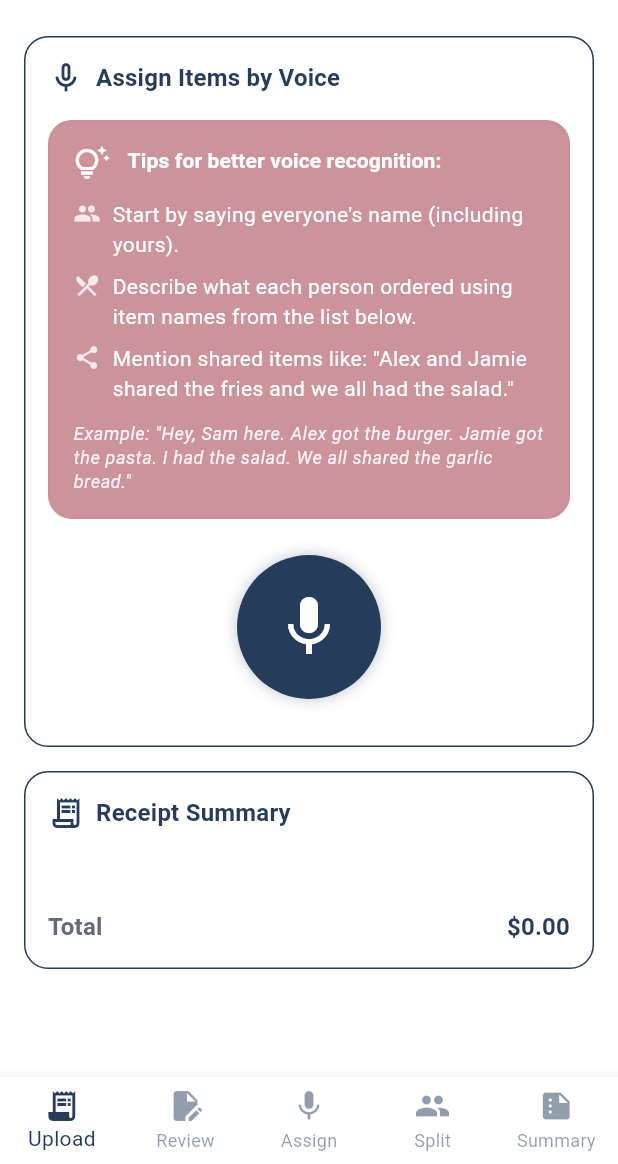
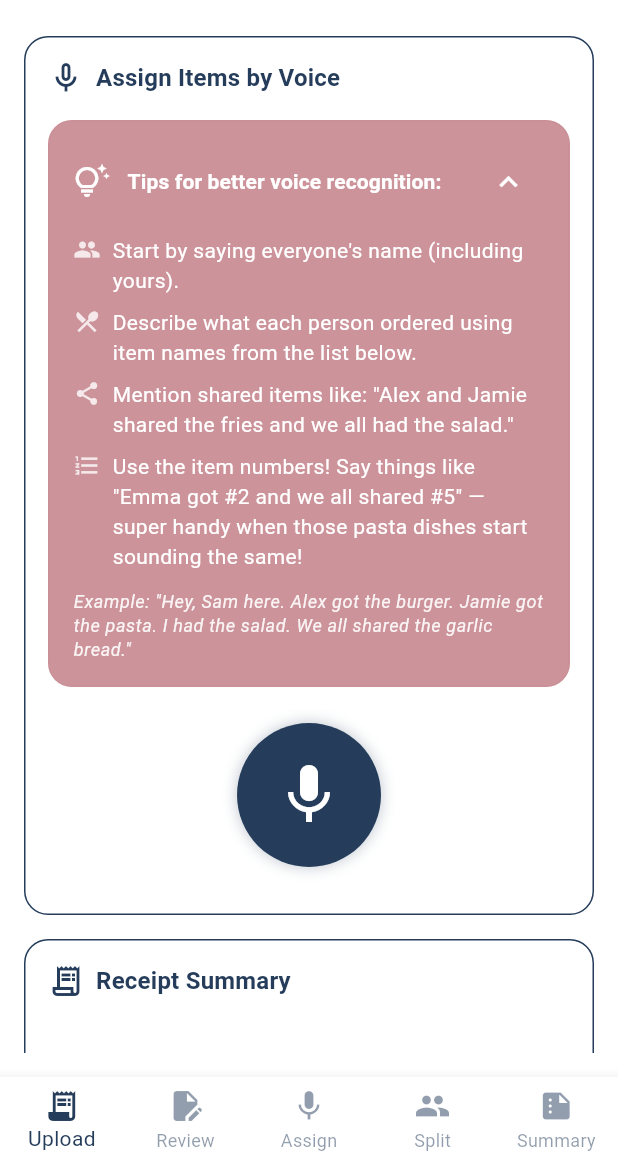
Before and after one commit to nitro41992/splitting-sucks, a Flutter app: the screen it shows after launch, swiped to page 3, on a phone screen of 412 x 824 dp, the part 72-1236 px from its top. Run offline on Flutter 3.47's test engine with Material 3 defaults, Android fonts, the phone set to English and light mode, and no system bars; our stand-ins replace flutter_dotenv, image_picker; missing offline and left inert: record.

Commit message:
Add tips expansion feature in VoiceAssignmentScreen
- Introduced a toggle for expanding and collapsing tips, enhancing user interaction by allowing users to view or hide helpful tips.
- Adjusted layout to ensure icons and text are vertically centered for improved visual alignment.
- Updated the display logic to conditionally show tips based on the expanded state, improving the overall user experience.

```diff
--- a/lib/screens/voice_assignment_screen.dart
+++ b/lib/screens/voice_assignment_screen.dart
@@ -33,6 +33,7 @@ class _VoiceAssignmentScreenState extends State<VoiceAssignmentScreen> {
 
   bool _isRecording = false;
   bool _isLoading = false; // Loading state specific to this screen
+  bool _tipsExpanded = true; // Track if tips are expanded or collapsed
   String? _transcription;
 
   @override
@@ -273,7 +274,7 @@ class _VoiceAssignmentScreenState extends State<VoiceAssignmentScreen> {
                               crossAxisAlignment: CrossAxisAlignment.start,
                               children: [
                                 Row(
-                                  crossAxisAlignment: CrossAxisAlignment.start,
+                                  crossAxisAlignment: CrossAxisAlignment.center, // Align icons and text vertically centered
                                   children: [
                                     Icon(
                                       Icons.tips_and_updates_outlined,
@@ -290,8 +291,24 @@ class _VoiceAssignmentScreenState extends State<VoiceAssignmentScreen> {
                                         ),
                                       ),
                                     ),
+                                    IconButton(
+                                      icon: Icon(
+                                        _tipsExpanded ? Icons.keyboard_arrow_up : Icons.keyboard_arrow_down,
+                                        color: colorScheme.onSecondaryContainer,
+                                        size: 24,
+                                      ),
+                                      onPressed: () {
+                                        setState(() {
+                                          _tipsExpanded = !_tipsExpanded;
+                                        });
+                                      },
+                                      tooltip: _tipsExpanded ? 'Hide tips' : 'Show tips',
+                                      padding: EdgeInsets.zero,
+                                      constraints: const BoxConstraints(),
+                                    ),
                                   ],
                                 ),
+                                if (_tipsExpanded) ...[
                                   const SizedBox(height: 12),
                                   Row(
                                     crossAxisAlignment: CrossAxisAlignment.start,
@@ -352,6 +369,26 @@ class _VoiceAssignmentScreenState extends State<VoiceAssignmentScreen> {
                                       ),
                                     ],
                                   ),
+                                  const SizedBox(height: 8),
+                                  Row(
+                                    crossAxisAlignment: CrossAxisAlignment.start,
+                                    children: [
+                                      Icon(
+                                        Icons.format_list_numbered,
+                                        size: 18,
+                                        color: colorScheme.onSecondaryContainer.withOpacity(0.8),
+                                      ),
+                                      const SizedBox(width: 8),
+                                      Expanded(
+                                        child: Text(
+                                          'Use the item numbers! Say things like "Emma got #2 and we all shared #5" — super handy when those pasta dishes start sounding the same!',
+                                          style: textTheme.bodyMedium?.copyWith(
+                                            color: colorScheme.onSecondaryContainer,
+                                          ),
+                                        ),
+                                      ),
+                                    ],
+                                  ),
                                   const SizedBox(height: 12),
                                   Text(
                                     'Example: "Hey, Sam here. Alex got the burger. Jamie got the pasta. I had the salad. We all shared the garlic bread."',
@@ -360,6 +397,7 @@ class _VoiceAssignmentScreenState extends State<VoiceAssignmentScreen> {
                                       color: colorScheme.onSecondaryContainer.withOpacity(0.9),
                                     ),
                                   ),
+                                ],
                               ],
                             ),
                           ),
```
Lines whose indentation alone changed are shown as unchanged.
